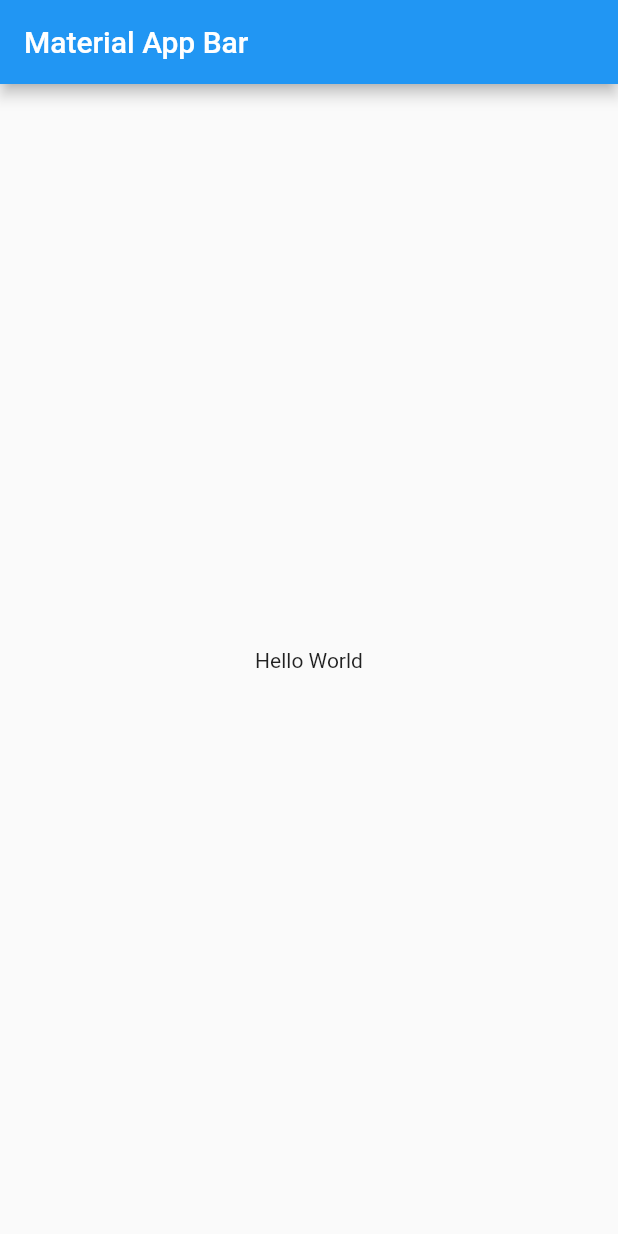
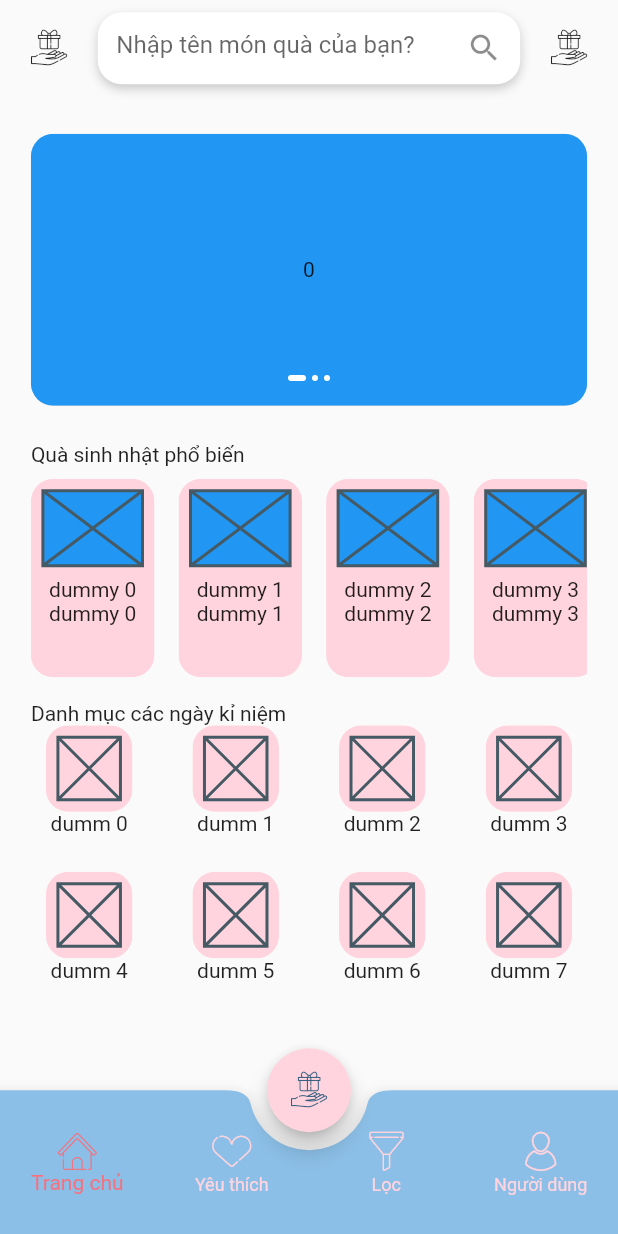
Before and after one commit to phuc1710/ui_giftshop, a Flutter app: the screen it shows after launch, on a phone screen of 412 x 824 dp. Run offline on Flutter 3.47's test engine with Material 2 defaults, Android fonts, the phone set to English and light mode, and no system bars; drawn by our look-alikes of smooth_page_indicator.

Commit message:
feat: home view basic ui layout

```diff
--- a/lib/main.dart
+++ b/lib/main.dart
@@ -1,4 +1,6 @@
 import 'package:flutter/material.dart';
+
+import 'src/presentation/home/view/home_view.dart';
 
 void main() => runApp(const MyApp());
 
@@ -7,16 +9,10 @@ class MyApp extends StatelessWidget {
 
   @override
   Widget build(BuildContext context) {
-    return MaterialApp(
-      title: 'Material App',
-      home: Scaffold(
-        appBar: AppBar(
-          title: const Text('Material App Bar'),
-        ),
-        body: const Center(
-          child: Text('Hello World'),
-        ),
-      ),
+    return const MaterialApp(
+      title: 'GiftShop',
+      debugShowCheckedModeBanner: false,
+      home: HomeView(),
     );
   }
 }
--- /dev/null
+++ b/lib/src/model/icon/gift_shop_app_icons.dart
@@ -0,0 +1,38 @@
+/// Flutter icons GiftShopAppIcon
+/// Copyright (C) 2022 by original authors @ fluttericon.com, fontello.com
+/// This font was generated by FlutterIcon.com, which is derived from Fontello.
+///
+/// To use this font, place it in your fonts/ directory and include the
+/// following in your pubspec.yaml
+///
+/// flutter:
+///   fonts:
+///    - family:  GiftShopAppIcon
+///      fonts:
+///       - asset: fonts/GiftShopAppIcon.ttf
+///
+///
+///
+import 'package:flutter/widgets.dart';
+
+class GiftShopAppIcon {
+  GiftShopAppIcon._();
+
+  static const _kFontFam = 'GiftShopAppIcon';
+
+  static const IconData user = IconData(0xe80d, fontFamily: _kFontFam);
+  static const IconData valentines_day =
+      IconData(0xe80e, fontFamily: _kFontFam);
+  static const IconData woman = IconData(0xe80f, fontFamily: _kFontFam);
+  static const IconData birthday_cake = IconData(0xe810, fontFamily: _kFontFam);
+  static const IconData box = IconData(0xe811, fontFamily: _kFontFam);
+  static const IconData children = IconData(0xe812, fontFamily: _kFontFam);
+  static const IconData favourite = IconData(0xe813, fontFamily: _kFontFam);
+  static const IconData filter = IconData(0xe814, fontFamily: _kFontFam);
+  static const IconData graduation_hat =
+      IconData(0xe815, fontFamily: _kFontFam);
+  static const IconData home = IconData(0xe816, fontFamily: _kFontFam);
+  static const IconData mother = IconData(0xe817, fontFamily: _kFontFam);
+  static const IconData new_house = IconData(0xe818, fontFamily: _kFontFam);
+  static const IconData teaching = IconData(0xe819, fontFamily: _kFontFam);
+}
--- /dev/null
+++ b/lib/src/presentation/home/view/home_view.dart
@@ -0,0 +1,87 @@
+import 'package:flutter/material.dart';
+
+import '../../../model/icon/gift_shop_app_icons.dart';
+import '../widgets/home_tab_view.dart';
+
+class HomeView extends StatefulWidget {
+  const HomeView({
+    Key? key,
+  }) : super(key: key);
+
+  @override
+  State<HomeView> createState() => _HomeViewState();
+}
+
+class _HomeViewState extends State<HomeView> {
+  int _selectedIndex = 0;
+  final List<Widget> tabs = [
+    const HomeTabView(),
+    const Center(
+      child: Text('Yêu thích'),
+    ),
+    const Center(
+      child: Text('Lọc'),
+    ),
+    const Center(
+      child: Text('Người dùng'),
+    ),
+  ];
+
+  @override
+  Widget build(BuildContext context) {
+    return SafeArea(
+      child: Scaffold(
+        body: tabs[_selectedIndex],
+        floatingActionButton: Padding(
+          padding: const EdgeInsets.symmetric(horizontal: 8),
+          child: FloatingActionButton(
+            onPressed: () {},
+            backgroundColor: const Color(0xFFFFD4DE),
+            child: const Icon(
+              GiftShopAppIcon.box,
+              color: Color(0xFF335D7E),
+            ),
+          ),
+        ),
+        floatingActionButtonLocation: FloatingActionButtonLocation.centerDocked,
+        bottomNavigationBar: BottomAppBar(
+          shape: const CircularNotchedRectangle(),
+          color: const Color(0xFF8CBFE7),
+          child: Padding(
+            padding: EdgeInsets.symmetric(
+              vertical: MediaQuery.of(context).size.height * 0.025,
+            ),
+            child: BottomNavigationBar(
+              type: BottomNavigationBarType.fixed,
+              backgroundColor: Colors.transparent,
+              elevation: 0,
+              selectedItemColor: const Color(0xFFF27280),
+              unselectedItemColor: const Color(0xFFFFD4DE),
+              unselectedLabelStyle: const TextStyle(color: Colors.black),
+              currentIndex: _selectedIndex,
+              onTap: (index) => setState(() => _selectedIndex = index),
+              items: const [
+                BottomNavigationBarItem(
+                  icon: Icon(GiftShopAppIcon.home, size: 26),
+                  label: 'Trang chủ',
+                ),
+                BottomNavigationBarItem(
+                  icon: Icon(GiftShopAppIcon.favourite, size: 26),
+                  label: 'Yêu thích',
+                ),
+                BottomNavigationBarItem(
+                  icon: Icon(GiftShopAppIcon.filter, size: 26),
+                  label: 'Lọc',
+                ),
+                BottomNavigationBarItem(
+                  icon: Icon(GiftShopAppIcon.user, size: 26),
+                  label: 'Người dùng',
+                ),
+              ],
+            ),
+          ),
+        ),
+      ),
+    );
+  }
+}
--- /dev/null
+++ b/lib/src/presentation/home/widgets/bottom_icon_button.dart
@@ -0,0 +1,32 @@
+import 'package:flutter/material.dart';
+
+class BottomIconButton extends StatelessWidget {
+  const BottomIconButton({
+    Key? key,
+    required this.onTap,
+    required this.icon,
+    required this.title,
+  }) : super(key: key);
+
+  final VoidCallback onTap;
+  final IconData icon;
+  final String title;
+  @override
+  Widget build(BuildContext context) {
+    return InkWell(
+      borderRadius: BorderRadius.circular(30),
+      onTap: () {},
+      child: Column(
+        mainAxisSize: MainAxisSize.min,
+        children: [
+          Icon(
+            icon,
+            color: const Color(0xFFF27280),
+            size: 24,
+          ),
+          Text(title)
+        ],
+      ),
+    );
+  }
+}
--- /dev/null
+++ b/lib/src/presentation/home/widgets/home_tab_view.dart
@@ -0,0 +1,224 @@
+import 'dart:async';
+
+import 'package:flutter/material.dart';
+
+import '../../../model/icon/gift_shop_app_icons.dart';
+import 'page_indicator.dart';
+
+class HomeTabView extends StatefulWidget {
+  const HomeTabView({Key? key}) : super(key: key);
+
+  @override
+  State<HomeTabView> createState() => _HomeTabViewState();
+}
+
+class _HomeTabViewState extends State<HomeTabView> {
+  final _controller = PageController();
+  var page = 0;
+
+  @override
+  void initState() {
+    super.initState();
+    Timer.periodic(const Duration(seconds: 2), (Timer timer) {
+      if (page < 2) {
+        page++;
+      } else {
+        page = 0;
+      }
+
+      if (_controller.hasClients)
+        _controller.animateToPage(
+          page,
+          duration: const Duration(milliseconds: 300),
+          curve: Curves.ease,
+        );
+    });
+  }
+
+  @override
+  Widget build(BuildContext context) {
+    return SingleChildScrollView(
+      child: Padding(
+        padding: EdgeInsets.symmetric(
+          horizontal: MediaQuery.of(context).size.width * 0.05,
+        ),
+        child: Column(
+          crossAxisAlignment: CrossAxisAlignment.start,
+          children: [
+            Padding(
+              padding: EdgeInsets.symmetric(
+                vertical: MediaQuery.of(context).size.height * 0.01,
+              ),
+              child: Row(
+                mainAxisAlignment: MainAxisAlignment.spaceBetween,
+                children: [
+                  InkWell(
+                    onTap: () {},
+                    child: const Icon(GiftShopAppIcon.box),
+                  ),
+                  Expanded(
+                    child: Padding(
+                      padding: EdgeInsets.symmetric(
+                        horizontal: MediaQuery.of(context).size.width * 0.05,
+                      ),
+                      child: Container(
+                        decoration: BoxDecoration(
+                          borderRadius: BorderRadius.circular(16),
+                          color: Colors.white,
+                          boxShadow: [
+                            BoxShadow(
+                              color: Colors.black.withOpacity(0.2),
+                              blurRadius: 5,
+                              offset: const Offset(0, 3),
+                            )
+                          ],
+                        ),
+                        child: TextField(
+                          decoration: InputDecoration(
+                            border: InputBorder.none,
+                            contentPadding: EdgeInsets.only(
+                              top: MediaQuery.of(context).size.width * 0.03,
+                              left: MediaQuery.of(context).size.width * 0.03,
+                            ),
+                            hintText: 'Nhập tên món quà của bạn?',
+                            suffixIcon: const Icon(Icons.search),
+                          ),
+                        ),
+                      ),
+                    ),
+                  ),
+                  InkWell(
+                    onTap: () {},
+                    child: const Icon(GiftShopAppIcon.box),
+                  ),
+                ],
+              ),
+            ),
+            Padding(
+              padding: EdgeInsets.symmetric(
+                vertical: MediaQuery.of(context).size.height * 0.03,
+              ),
+              child: ClipRRect(
+                borderRadius: BorderRadius.circular(15),
+                child: Container(
+                  decoration: BoxDecoration(
+                    color: Theme.of(context).primaryColor,
+                    boxShadow: [
+                      BoxShadow(
+                        color: Colors.black.withOpacity(0.2),
+                        blurRadius: 5,
+                        offset: const Offset(0, 3),
+                      ),
+                    ],
+                  ),
+                  height: MediaQuery.of(context).size.height * 0.22,
+                  child: Stack(
+                    alignment: Alignment.center,
+                    children: [
+                      PageView(
+                        controller: _controller,
+                        onPageChanged: (index) => setState(() {
+                          page = index;
+                        }),
+                        children: List.generate(3, (index) {
+                          return Center(child: Text(index.toString()));
+                        }),
+                      ),
+                      PageIndicator(
+                        controller: _controller,
+                        pageCount: 3,
+                      )
+                    ],
+                  ),
+                ),
+              ),
+            ),
+            const Text('Quà sinh nhật phổ biến'),
+            SizedBox(
+              height: MediaQuery.of(context).size.height * 0.18,
+              child: ListView.builder(
+                shrinkWrap: true,
+                scrollDirection: Axis.horizontal,
+                itemCount: 10,
+                itemBuilder: (context, index) => Padding(
+                  padding:
+                      const EdgeInsets.only(top: 8.0, bottom: 8.0, right: 16),
+                  child: ClipRRect(
+                    borderRadius: BorderRadius.circular(15),
+                    child: Container(
+                      width: MediaQuery.of(context).size.width * 0.2,
+                      color: const Color(0xFFFFD4DE),
+                      child: Column(
+                        mainAxisSize: MainAxisSize.min,
+                        children: [
+                          ClipRRect(
+                            borderRadius: BorderRadius.circular(15),
+                            child: Padding(
+                              padding: const EdgeInsets.all(8.0),
+                              child: Container(
+                                color: Colors.blue,
+                                child: const Placeholder(
+                                  fallbackHeight: 50,
+                                ),
+                              ),
+                            ),
+                          ),
+                          Text('dummy $index'),
+                          Text('dummy $index')
+                        ],
+                      ),
+                    ),
+                  ),
+                ),
+              ),
+            ),
+            const Padding(
+              padding: EdgeInsets.only(top: 8.0),
+              child: Text('Danh mục các ngày kỉ niệm'),
+            ),
+            SizedBox(
+              height: MediaQuery.of(context).size.height,
+              child: Expanded(
+                child: GridView.count(
+                  crossAxisCount: 4,
+                  mainAxisSpacing: 20,
+                  crossAxisSpacing: 20,
+                  physics: const NeverScrollableScrollPhysics(),
+                  children: List.generate(
+                    8,
+                    (index) => ClipRRect(
+                      borderRadius: BorderRadius.circular(15),
+                      child: SizedBox(
+                        height: MediaQuery.of(context).size.height * 0.1,
+                        child: Column(
+                          mainAxisSize: MainAxisSize.min,
+                          children: [
+                            ClipRRect(
+                              borderRadius: BorderRadius.circular(15),
+                              child: Container(
+                                color: const Color(0xFFFFD4DE),
+                                width: MediaQuery.of(context).size.height * 0.07,
+                                height: MediaQuery.of(context).size.height * 0.07,
+                                child: const Padding(
+                                  padding: EdgeInsets.all(8.0),
+                                  child: Placeholder(
+                                    fallbackHeight: 1,
+                                  ),
+                                ),
+                              ),
+                            ),
+                            Text('dumm $index')
+                          ],
+                        ),
+                      ),
+                    ),
+                  ),
+                ),
+              ),
+            )
+          ],
+        ),
+      ),
+    );
+  }
+}
--- /dev/null
+++ b/lib/src/presentation/home/widgets/page_indicator.dart
@@ -0,0 +1,46 @@
+import 'package:flutter/material.dart';
+import 'package:smooth_page_indicator/smooth_page_indicator.dart';
+
+class PageIndicator extends StatelessWidget {
+  const PageIndicator({
+    Key? key,
+    required PageController controller,
+    required this.pageCount,
+  })  : _controller = controller,
+        super(key: key);
+
+  final PageController _controller;
+  final int pageCount;
+
+  @override
+  Widget build(BuildContext context) {
+    return Column(
+      mainAxisAlignment: MainAxisAlignment.end,
+      children: [
+        Padding(
+          padding: EdgeInsets.symmetric(
+            vertical: MediaQuery.of(context).size.height * 0.02,
+          ),
+          child: Center(
+            child: SmoothPageIndicator(
+              controller: _controller,
+              count: pageCount,
+              effect: const ExpandingDotsEffect(
+                dotHeight: 4,
+                dotWidth: 4,
+                spacing: 4,
+                dotColor: Colors.white,
+                activeDotColor: Colors.white,
+              ),
+              onDotClicked: (index) => _controller.animateToPage(
+                index,
+                duration: const Duration(milliseconds: 300),
+                curve: Curves.ease,
+              ),
+            ),
+          ),
+        ),
+      ],
+    );
+  }
+}
```
Also changed, not shown: pubspec.yaml (+7 -0 lines), fonts/GiftShopAppIcon.ttf (added), pubspec.lock.
